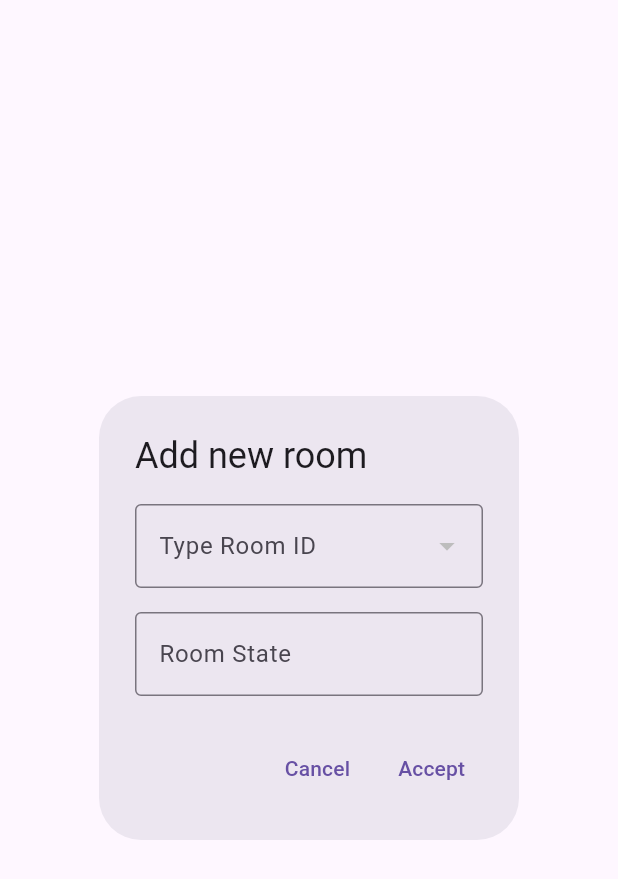
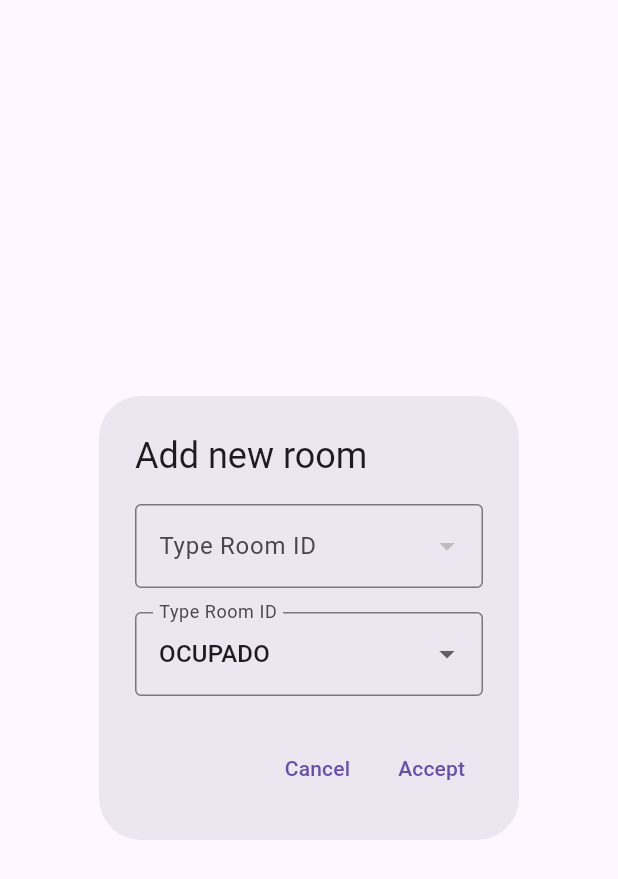
Before and after one commit to Sweet-Solutions/sweet-manager-mobile-app, a Flutter app: the AddRoomDialog widget shown alone on an empty page, opened directly, after a tap on "Accept", on a phone screen of 412 x 824 dp. Shown: the top 879 px of the screen. Run offline on Flutter 3.47's test engine with Material 3 defaults, Android fonts, the phone set to English and light mode, and no system bars; our stand-ins replace camera, firebase_core, firebase_storage, fl_chart, flutter_secure_storage, image_picker and 1 more; accounts and stored records are empty; network calls fail.

Commit message:
fix: fixed overlaps pixels.

```diff
--- a/lib/Monitoring/components/addroomdialog.dart
+++ b/lib/Monitoring/components/addroomdialog.dart
@@ -16,21 +16,36 @@ class AddRoomDialog extends StatefulWidget {
 
 class _AddRoomDialogState extends State<AddRoomDialog> {
 
+  // Services
+
   final storage = const FlutterSecureStorage();
+
   late RoomService roomService = RoomService();
+
   late TypeRoomService typeRoomService = TypeRoomService();
+
+  // Attributes basic
+
+  final List<dynamic> roomStates = [
+    {'id': 1, 'name': 'OCUPADO'},
+    {'id': 2, 'name': 'LIBRE'}
+  ];
+
   String? selectedTypeRoomId;
+
   List<TypeRoom> typeRooms = [];
+
   bool isLoading = true;
-  late TextEditingController roomState;
+
+  String? selectedStatusId = 1.toString();
 
   late Future<String?> fHotelId;
+
   late String? hotelId;
 
   @override
   void initState() {
     super.initState();
-    roomState = TextEditingController();
 
     fetchTypeRooms();
 
@@ -41,26 +56,9 @@ class _AddRoomDialogState extends State<AddRoomDialog> {
     });
   }
 
-  Future<void> fetchTypeRooms() async {
-    try {
-      final rooms = await typeRoomService
-          .getTypesRooms(await _getHotelId() as String);
-      setState(() {
-        typeRooms = rooms;
-        isLoading = false;
-      });
-    } catch (e) {
-      setState(() {
-        isLoading = false;
-      });
-      print('Error al cargar los tipos de habitaciones: $e');
-    }
-  }
-
-  Future<String?> _getHotelId() async {
-    String? token = await storage.read(key: 'token');
-    Map<String, dynamic> decodedToken = JwtDecoder.decode(token!);
-    return decodedToken['http://schemas.xmlsoap.org/ws/2005/05/identity/claims/locality']?.toString();
+  @override
+  void dispose() {
+    super.dispose();
   }
 
   @override
@@ -89,10 +87,21 @@ class _AddRoomDialogState extends State<AddRoomDialog> {
             ),
           ),
           const SizedBox(height: 16),
-          TextFormField(
-            controller: roomState,
+          DropdownButtonFormField<String>(
+            value: selectedStatusId,
+            onChanged: (value) {
+              setState(() {
+                selectedStatusId = value;
+              });
+            },
+            items: roomStates.map((room) {
+              return DropdownMenuItem<String>(
+                value: room['id'].toString(),
+                child: Text(room['name']),
+              );
+            }).toList(),
             decoration: const InputDecoration(
-              labelText: 'Room State',
+              labelText: 'Type Room ID',
               border: OutlineInputBorder(),
             ),
           ),
@@ -110,15 +119,15 @@ class _AddRoomDialogState extends State<AddRoomDialog> {
           onPressed: () async {
 
             final int newTypeRoomId = int.parse(selectedTypeRoomId!);
+
             final int newHotelId = int.tryParse(hotelId ?? '') ?? 0;
-            final String newRoomState = roomState.text;
 
             await roomService.createRoom(
               Room(
                 id: 0,
                 typeRoomId: newTypeRoomId,
                 hotelId: newHotelId,
-                roomState: newRoomState,
+                roomState: int.parse(selectedStatusId!) == 1? 'OCUPADO': 'LIBRE',
               ),
             );
 
@@ -129,9 +138,26 @@ class _AddRoomDialogState extends State<AddRoomDialog> {
     );
   }
 
-  @override
-  void dispose() {
-    roomState.dispose();
-    super.dispose();
+  Future<void> fetchTypeRooms() async {
+    try {
+      final rooms = await typeRoomService
+          .getTypesRooms(await _getHotelId() as String);
+      setState(() {
+        typeRooms = rooms;
+        isLoading = false;
+      });
+    } catch (e) {
+      setState(() {
+        isLoading = false;
+      });
+      print('Error al cargar los tipos de habitaciones: $e');
+    }
   }
+
+  Future<String?> _getHotelId() async {
+    String? token = await storage.read(key: 'token');
+    Map<String, dynamic> decodedToken = JwtDecoder.decode(token!);
+    return decodedToken['http://schemas.xmlsoap.org/ws/2005/05/identity/claims/locality']?.toString();
+  }
+
 }
```
